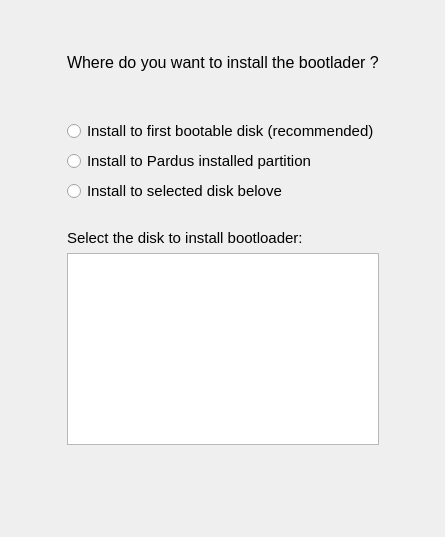
Old version of the form yali4/gui/Ui/rescuegrubwidget.ui in the repository dadas45li/yali.
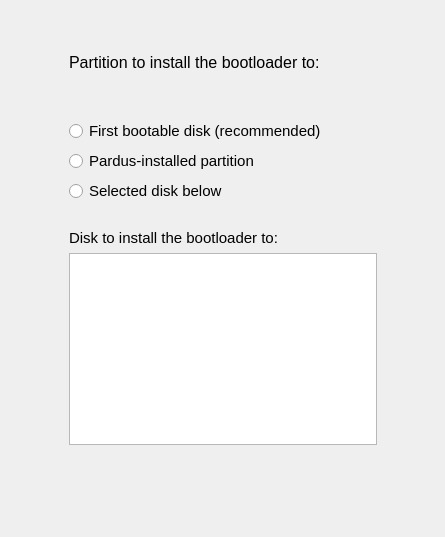
New version of the form.

Patch:
```diff
--- a/yali4/gui/Ui/rescuegrubwidget.ui
+++ b/yali4/gui/Ui/rescuegrubwidget.ui
@@ -41,7 +41,7 @@
       </font>
      </property>
      <property name="text">
-      <string>Where do you want to install the bootlader ?</string>
+      <string>Partition to install the bootloader to:</string>
      </property>
     </widget>
    </item>
@@ -68,7 +68,7 @@
         </font>
        </property>
        <property name="text">
-        <string>Install to first bootable disk (recommended)</string>
+        <string>First bootable disk (recommended)</string>
        </property>
       </widget>
      </item>
@@ -80,7 +80,7 @@
         </font>
        </property>
        <property name="text">
-        <string>Install to Pardus installed partition</string>
+        <string>Pardus-installed partition</string>
        </property>
       </widget>
      </item>
@@ -92,7 +92,7 @@
         </font>
        </property>
        <property name="text">
-        <string>Install to selected disk belove</string>
+        <string>Selected disk below</string>
        </property>
       </widget>
      </item>
@@ -140,7 +140,7 @@
         </font>
        </property>
        <property name="text">
-        <string>Select the disk to install bootloader:</string>
+        <string>Disk to install the bootloader to:</string>
        </property>
        <property name="wordWrap">
         <bool>false</bool>
```
